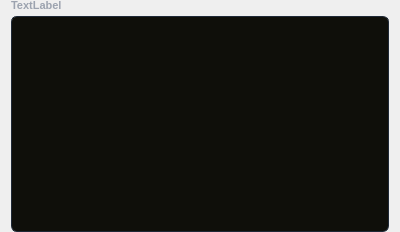
The window that src/component/textinput.ui (Keypr-org/qt_client) describes before a commit, drawn with Qt 5.
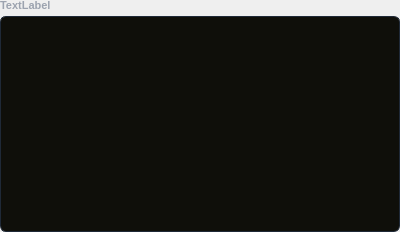
The same window after the commit.

Diff of the .ui file:
```diff
--- a/src/component/textinput.ui
+++ b/src/component/textinput.ui
@@ -22,9 +22,15 @@
 }</string>
   </property>
   <layout class="QVBoxLayout" name="verticalLayout_2">
+   <property name="leftMargin">
+    <number>0</number>
+   </property>
    <property name="topMargin">
     <number>0</number>
    </property>
+   <property name="rightMargin">
+    <number>0</number>
+   </property>
    <property name="bottomMargin">
     <number>0</number>
    </property>
```
